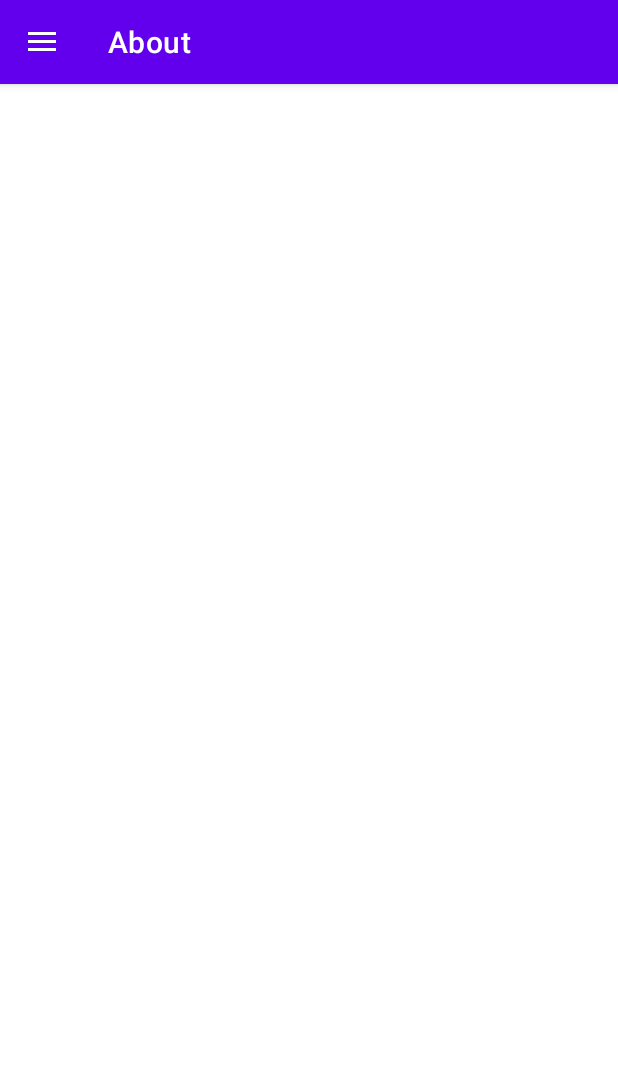
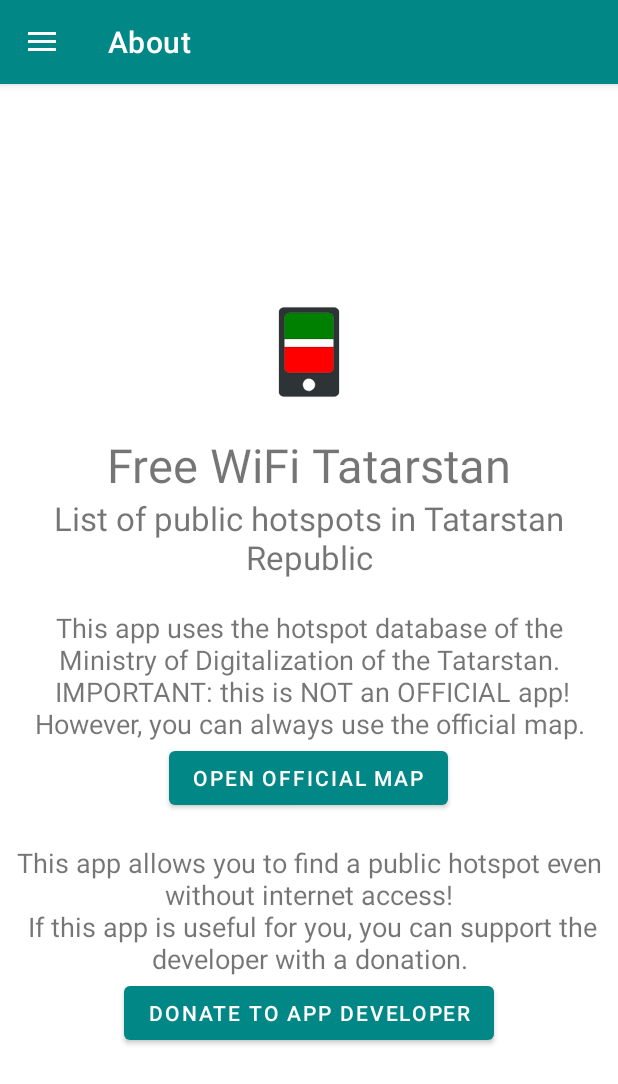
Before and after one commit to moose-kazan/tatarstan-free-wifi-android, an Android app: the screen it shows after launch (MainActivity), in the side drawer, after a tap on "About", on a phone screen of 412 x 824 dp. Shown: the top 1084 px of the screen. Run offline under Robolectric (Android 15) with nearby library versions, the phone set to English and light mode, and no system bars; our stand-ins replace navigation-ui; pictures from the network do not load.

Commit message:
WIP: - About dialog - Speedup location detect

```diff
--- a/app/build.gradle
+++ b/app/build.gradle
@@ -11,7 +11,7 @@ android {
         minSdk 29
         targetSdk 35
         versionCode 1
-        versionName "1.0"
+        versionName "0.0.1"
 
         testInstrumentationRunner "androidx.test.runner.AndroidJUnitRunner"
     }
--- a/app/src/main/java/com/ylsoftware/tatwififree/HotspotAdapter.java
+++ b/app/src/main/java/com/ylsoftware/tatwififree/HotspotAdapter.java
@@ -19,9 +19,12 @@ public class HotspotAdapter extends RecyclerView.Adapter<HotspotAdapter.ViewHold
     public final List<Hotspot> hotspots;
     private OnItemClickListener listener = null;
 
-    public HotspotAdapter(List<Hotspot> hotspots, OnItemClickListener listener) {
+    public HotspotAdapter(List<Hotspot> hotspots, OnItemClickListener listener, Location lastLocation) {
         this.hotspots = hotspots;
         this.listener = listener;
+        if (lastLocation != null) {
+            this.setCurrentLocation(lastLocation);
+        }
     }
 
     public interface OnItemClickListener {
@@ -40,6 +43,13 @@ public class HotspotAdapter extends RecyclerView.Adapter<HotspotAdapter.ViewHold
         Hotspot hotspot = this.hotspots.get(position);
         holder.addrView.setText(hotspot.address);
         holder.distanceView.setText(formatDistance(holder.itemView.getContext(), hotspot.distance));
+
+        if (position % 2 == 0) {
+            holder.itemView.setBackgroundColor(holder.itemView.getContext().getColor(R.color.itemBg));
+        }
+        else {
+            holder.itemView.setBackgroundColor(holder.itemView.getContext().getColor(R.color.itemBgAlt));
+        }
         if (this.listener != null) {
             holder.itemContainer.setOnClickListener(view -> listener.onItemClick(hotspot));
         }
@@ -69,7 +79,7 @@ public class HotspotAdapter extends RecyclerView.Adapter<HotspotAdapter.ViewHold
             tmpLocation.setLongitude(tmpHotspot.lon);
             tmpHotspot.distance = location.distanceTo(tmpLocation);
             this.hotspots.set(i, tmpHotspot);
-            this.notifyItemChanged(i);
+            //this.notifyItemChanged(i);
         }
         this.hotspots.sort(new HotspotComparator());
         this.notifyDataSetChanged();
--- a/app/src/main/java/com/ylsoftware/tatwififree/ui/about/AboutFragment.java
+++ b/app/src/main/java/com/ylsoftware/tatwififree/ui/about/AboutFragment.java
@@ -1,5 +1,7 @@
 package com.ylsoftware.tatwififree.ui.about;
 
+import android.content.Intent;
+import android.net.Uri;
 import android.os.Bundle;
 
 import androidx.annotation.NonNull;
@@ -9,11 +11,10 @@ import androidx.lifecycle.ViewModelProvider;
 import android.view.LayoutInflater;
 import android.view.View;
 import android.view.ViewGroup;
-import android.widget.TextView;
+import android.widget.Button;
 
 import com.ylsoftware.tatwififree.R;
 import com.ylsoftware.tatwififree.databinding.FragmentAboutBinding;
-import com.ylsoftware.tatwififree.ui.about.AboutViewModel;
 
 public class AboutFragment extends Fragment {
 
@@ -27,7 +28,25 @@ public class AboutFragment extends Fragment {
         binding = FragmentAboutBinding.inflate(inflater, container, false);
         View root = binding.getRoot();
 
+        Button buttonOpenMap = root.findViewById(R.id.about_button_map);
+        buttonOpenMap.setOnClickListener(view -> buttonOpenMapClick());
+
+        Button buttonDonate = root.findViewById(R.id.about_button_donate);
+        buttonDonate.setOnClickListener(view -> buttonDonateClick());
+
         return root;
+    }
+
+    private void buttonDonateClick() {
+        Uri donateUri = Uri.parse(getString(R.string.about_donate_url));
+        Intent urlIntent = new Intent(Intent.ACTION_VIEW, donateUri);
+        startActivity(urlIntent);
+    }
+
+    private void buttonOpenMapClick() {
+        Uri mapUri = Uri.parse(getString(R.string.about_open_map_url));
+        Intent urlIntent = new Intent(Intent.ACTION_VIEW, mapUri);
+        startActivity(urlIntent);
     }
 
     @Override
--- a/app/src/main/java/com/ylsoftware/tatwififree/ui/home/HomeFragment.java
+++ b/app/src/main/java/com/ylsoftware/tatwififree/ui/home/HomeFragment.java
@@ -4,8 +4,10 @@ import static com.google.android.gms.location.Priority.PRIORITY_HIGH_ACCURACY;
 
 import android.annotation.SuppressLint;
 import android.content.Intent;
+import android.location.Location;
 import android.net.Uri;
 import android.os.Bundle;
+import android.util.Log;
 import android.view.LayoutInflater;
 import android.view.View;
 import android.view.ViewGroup;
@@ -40,8 +42,16 @@ public class HomeFragment extends Fragment {
 
     private FusedLocationProviderClient fusedLocationClient;
 
+    private Location lastLocation = null;
+
     public void onCreate(@Nullable Bundle savedInstanceState) {
         super.onCreate(savedInstanceState);
+        if (savedInstanceState != null) {
+            this.lastLocation = new Location("");
+            this.lastLocation.setLatitude(savedInstanceState.getDouble("last_lat", 0));
+            this.lastLocation.setLongitude(savedInstanceState.getDouble("last_lon", 0));
+            //Log.i("FOUNDLOCATION", this.lastLocation.toString());
+        }
 
         fusedLocationClient = LocationServices.getFusedLocationProviderClient(this.getActivity());
     }
@@ -63,7 +73,7 @@ public class HomeFragment extends Fragment {
         loadHotspotList();
 
         //Log.i("Clicked", "lat=" + item.lon + " lon=" + item.lon);
-        this.hotspotAdapter = new HotspotAdapter(hotspots, this::openNavigator);
+        this.hotspotAdapter = new HotspotAdapter(hotspots, this::openNavigator, this.lastLocation);
 
         hotspotListView.setAdapter(this.hotspotAdapter);
 
@@ -74,6 +84,13 @@ public class HomeFragment extends Fragment {
         getGeoLocation();
 
         return root;
+    }
+
+    @Override
+    public void onSaveInstanceState(@NonNull Bundle outState) {
+        super.onSaveInstanceState(outState);
+        outState.putDouble("last_lon", lastLocation.getLongitude());
+        outState.putDouble("last_lat", lastLocation.getLatitude());
     }
 
     private void openNavigator(Hotspot hotspot) {
@@ -90,6 +107,7 @@ public class HomeFragment extends Fragment {
         fusedLocationClient.getCurrentLocation(PRIORITY_HIGH_ACCURACY, null)
                 .addOnSuccessListener(this.getActivity(), location -> {
                     if (location != null) {
+                        this.lastLocation = location;
                         hotspotAdapter.setCurrentLocation(location);
                         //Log.i("LOCATION:", "LON" + location.getLongitude() + " LAT: "+ location.getLatitude());
                     }
--- a/app/src/main/res/layout/fragment_about.xml
+++ b/app/src/main/res/layout/fragment_about.xml
@@ -1,13 +1,64 @@
 <?xml version="1.0" encoding="utf-8"?>
 <FrameLayout xmlns:android="http://schemas.android.com/apk/res/android"
+    xmlns:app="http://schemas.android.com/apk/res-auto"
     xmlns:tools="http://schemas.android.com/tools"
     android:layout_width="match_parent"
     android:layout_height="match_parent"
     tools:context=".ui.about.AboutFragment">
+    <LinearLayout
+        android:layout_width="match_parent"
+        android:layout_height="match_parent"
+        android:orientation="vertical"
+        android:layout_marginStart="10dp"
+        android:layout_marginEnd="10dp"
+        android:gravity="center">
 
-    <!-- TODO: Update blank fragment layout -->
-    <TextView
-        android:layout_width="match_parent"
-        android:layout_height="match_parent" />
+        <ImageView
+            android:id="@+id/about_logo"
+            android:layout_width="wrap_content"
+            android:layout_height="wrap_content"
+            android:src="@drawable/ic_launcher_foreground" />
 
+        <TextView
+            android:id="@+id/about_app_title"
+            android:textAlignment="center"
+            android:textSize="14pt"
+            android:layout_width="match_parent"
+            android:layout_height="wrap_content"
+            android:text="@string/about_title" />
+
+        <TextView
+            android:id="@+id/about_app_subtitle"
+            android:textAlignment="center"
+            android:textSize="10pt"
+            android:layout_width="match_parent"
+            android:layout_height="wrap_content"
+            android:layout_marginBottom="20dp"
+            android:text="@string/about_subtitle" />
+        <TextView
+            android:id="@+id/about_description1"
+            android:textAlignment="center"
+            android:textSize="8pt"
+            android:layout_width="match_parent"
+            android:layout_height="wrap_content"
+            android:text="@string/about_description1" />
+        <Button
+            android:id="@+id/about_button_map"
+            android:layout_width="wrap_content"
+            android:layout_height="wrap_content"
+            android:layout_marginBottom="20dp"
+            android:text="@string/about_button_open_map" />
+        <TextView
+            android:id="@+id/about_description2"
+            android:textAlignment="center"
+            android:textSize="8pt"
+            android:layout_width="match_parent"
+            android:layout_height="wrap_content"
+            android:text="@string/about_description2" />
+        <Button
+            android:id="@+id/about_button_donate"
+            android:layout_width="wrap_content"
+            android:layout_height="wrap_content"
+            android:text="@string/about_button_donate" />
+    </LinearLayout>
 </FrameLayout>
--- a/app/src/main/res/layout/fragment_home_list_item.xml
+++ b/app/src/main/res/layout/fragment_home_list_item.xml
@@ -8,6 +8,8 @@
         android:id="@+id/hotspot_item_container"
         android:layout_width="match_parent"
         android:layout_height="wrap_content"
+        android:paddingStart="10dp"
+        android:paddingEnd="10dp"
         android:minHeight="60pt"
         android:orientation="vertical">
 
--- a/app/src/main/res/values-night/themes.xml
+++ /dev/null
@@ -1,16 +0,0 @@
-<resources xmlns:tools="http://schemas.android.com/tools">
-    <!-- Base application theme. -->
-    <style name="Theme.TatarstanFreeWiFi" parent="Theme.MaterialComponents.DayNight.DarkActionBar">
-        <!-- Primary brand color. -->
-        <item name="colorPrimary">@color/purple_200</item>
-        <item name="colorPrimaryVariant">@color/purple_700</item>
-        <item name="colorOnPrimary">@color/black</item>
-        <!-- Secondary brand color. -->
-        <item name="colorSecondary">@color/teal_200</item>
-        <item name="colorSecondaryVariant">@color/teal_200</item>
-        <item name="colorOnSecondary">@color/black</item>
-        <!-- Status bar color. -->
-        <item name="android:statusBarColor">?attr/colorPrimaryVariant</item>
-        <!-- Customize your theme here. -->
-    </style>
-</resources>
--- a/app/src/main/res/values/colors.xml
+++ b/app/src/main/res/values/colors.xml
@@ -7,6 +7,8 @@
     <color name="teal_700">#FF018786</color>
     <color name="black">#FF000000</color>
     <color name="white">#FFFFFFFF</color>
+    <color name="itemBg">#FFFFFFFF</color>
+    <color name="itemBgAlt">#F4F4F4</color>
     <color name="colorPrimary">#0F9D58</color>
     <color name="colorPrimaryDark">#16E37F</color>
     <color name="colorAccent">#03DAC5</color>
--- a/app/src/main/res/values/strings.xml
+++ b/app/src/main/res/values/strings.xml
@@ -26,5 +26,22 @@
     <string name="settings_notity_update_success">Database successfully updated!</string>
     <string name="settings_notity_update_failure">Can\'t update database: %s</string>
 
+    <string name="about_title">Free WiFi Tatarstan</string>
+    <string name="about_subtitle">List of public hotspots in Tatarstan Republic</string>
+    <string name="about_description1">
+        This app uses the hotspot database of the Ministry of Digitalization of the Tatarstan.\n
+        IMPORTANT: this is NOT an OFFICIAL app! However, you can always use the official map.
+    </string>
+    <string name="about_description2">
+        This app allows you to find a public hotspot even without internet access!\n
+        If this app is useful for you, you can support the developer with a donation.
+    </string>
+    <string name="about_button_open_map">Open Official Map</string>
+    <string name="about_button_donate">Donate to app developer</string>
+
+
+    <string name="about_open_map_url" translatable="false">https://digital.tatarstan.ru/wifi-points.htm</string>
+    <string name="about_donate_url" translatable="false">https://pay.cloudtips.ru/p/4d0ac1c9</string>
+
     <string name="update_hotspot_list_url" translatable="false">https://abdrakhmanov.github.io/tatsphere/wifi/points.json</string>
 </resources>
--- a/app/src/main/res/values/themes.xml
+++ b/app/src/main/res/values/themes.xml
@@ -2,13 +2,13 @@
     <!-- Base application theme. -->
     <style name="Theme.TatarstanFreeWiFi" parent="Theme.MaterialComponents.DayNight.DarkActionBar">
         <!-- Primary brand color. -->
-        <item name="colorPrimary">@color/purple_500</item>
-        <item name="colorPrimaryVariant">@color/purple_700</item>
+        <item name="colorPrimary">@color/teal_700</item>
+        <item name="colorPrimaryVariant">@color/teal_700</item>
         <item name="colorOnPrimary">@color/white</item>
         <!-- Secondary brand color. -->
-        <item name="colorSecondary">@color/teal_200</item>
+        <item name="colorSecondary">@color/teal_700</item>
         <item name="colorSecondaryVariant">@color/teal_700</item>
-        <item name="colorOnSecondary">@color/black</item>
+        <item name="colorOnSecondary">@color/white</item>
         <!-- Status bar color. -->
         <item name="android:statusBarColor">?attr/colorPrimaryVariant</item>
         <!-- Customize your theme here. -->
```
Also changed, not shown: 1 other file.
